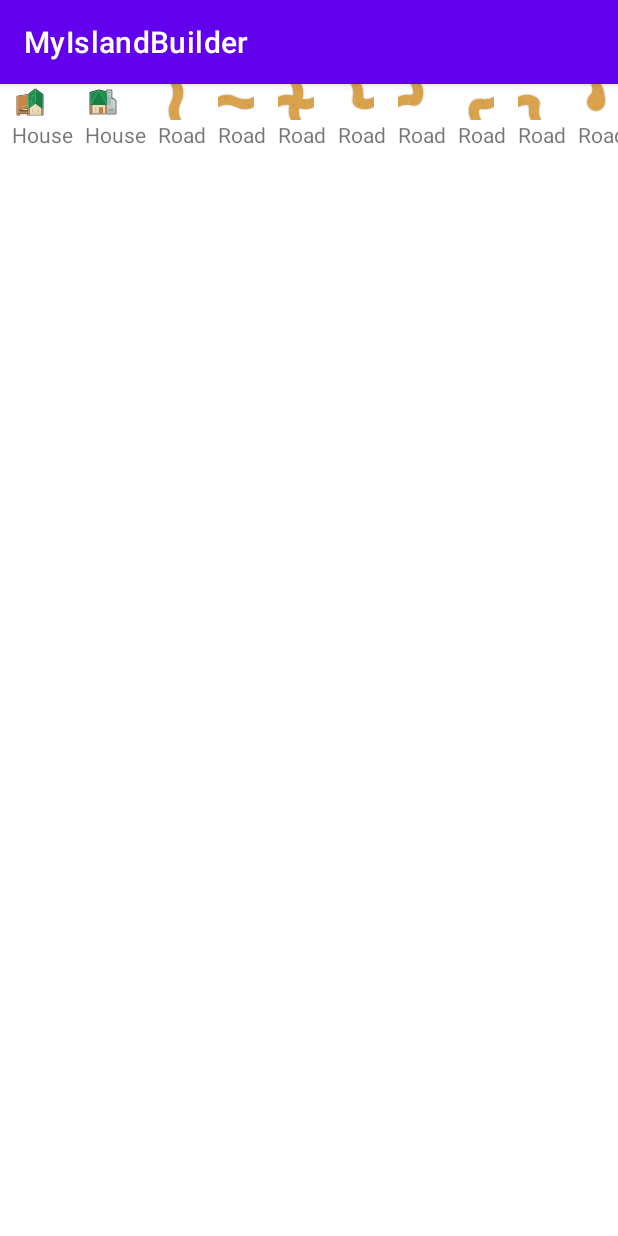
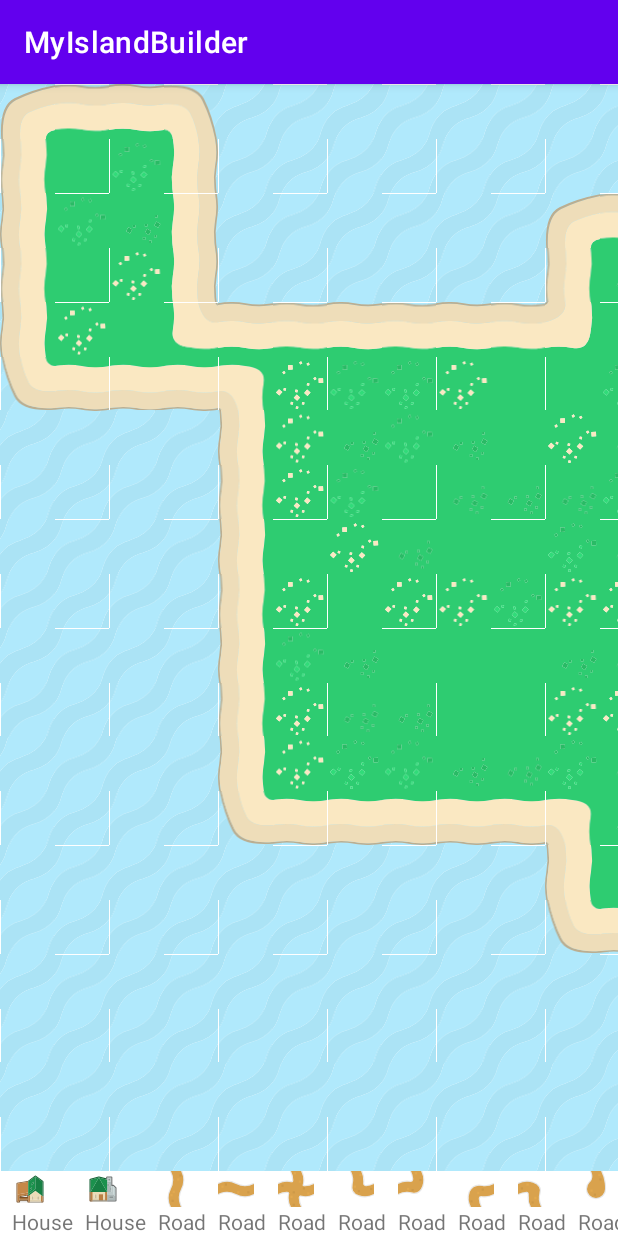
Before and after one commit to 20064772/MAD3-4, an Android app: the screen it shows after launch (MainActivity), on a phone screen of 412 x 824 dp. Run offline under Robolectric (Android 15) with nearby library versions, the phone set to English and light mode, and no system bars.

Commit message:
map and selector works.
no idea how to get the rest working

```diff
--- a/app/src/main/java/com/example/myislandbuilder/MapViewHolder.java
+++ b/app/src/main/java/com/example/myislandbuilder/MapViewHolder.java
@@ -15,16 +15,22 @@ public class MapViewHolder extends RecyclerView.ViewHolder {
         ImageView BL;
         ImageView BR;
 
-    public MapViewHolder(@NonNull View itemView, View parent) {
+    public MapViewHolder(@NonNull View itemView) {
         super(itemView);
-        int size = parent.getMeasuredHeight() / MapData.HEIGHT + 1;
-        ViewGroup.LayoutParams lp = itemView.getLayoutParams();
+        /*int size = pv.getMeasuredHeight() / MapData.HEIGHT + 1;// no idea what the fuck is going on
+        ViewGroup.LayoutParams lp = pv.getLayoutParams();
         lp.width = size;
-        lp.height = size;
+        lp.height = size;*/
         full = itemView.findViewById(R.id.full);
         TL = itemView.findViewById(R.id.topLeft);
         TR = itemView.findViewById(R.id.topRight);
         BL = itemView.findViewById(R.id.bottomLeft);
         BR = itemView.findViewById(R.id.bottomRight);
+
+        itemView.setOnClickListener(new View.OnClickListener() {
+            @Override
+            public void onClick(View view) {
+            }
+        });
     }
 }
--- a/app/src/main/java/com/example/myislandbuilder/Map_Adapt.java
+++ b/app/src/main/java/com/example/myislandbuilder/Map_Adapt.java
@@ -10,12 +10,10 @@ import androidx.recyclerview.widget.RecyclerView;
 public class Map_Adapt extends RecyclerView.Adapter<MapViewHolder> {
 
     MapData md;
-    View parent;
-
-    public Map_Adapt(View v) {
-
-        md = MapData.get();
-        parent = v;
+    View pv;
+    public Map_Adapt(MapData md, View pv) {
+       this.md = md;
+       this.pv = pv;
     }
 
     @NonNull
@@ -23,8 +21,14 @@ public class Map_Adapt extends RecyclerView.Adapter<MapViewHolder> {
     public MapViewHolder onCreateViewHolder(@NonNull ViewGroup parent, int viewType) {
         LayoutInflater layoutInflater = LayoutInflater.from(parent.getContext());
         View v = layoutInflater.inflate(R.layout.grid_cell,parent,false);
-        MapViewHolder myViewHolder = new MapViewHolder(v, parent);
+        int size = pv.getMeasuredHeight() / MapData.HEIGHT + 1;// no idea what the fuck is going on
+        ViewGroup.LayoutParams lp = v.getLayoutParams();
+        lp.width = size;
+        lp.height = size;
+        MapViewHolder myViewHolder = new MapViewHolder(v);
         return myViewHolder;
+
+
     }
 
     @Override
@@ -36,13 +40,12 @@ public class Map_Adapt extends RecyclerView.Adapter<MapViewHolder> {
         holder.TR.setImageResource(me.getNorthEast());
         holder.BL.setImageResource(me.getSouthWest());
         holder.BR.setImageResource(me.getSouthEast());
+        //holder.full.setImageResource(me.getStructure().getDrawableId());
     }
 
     @Override
     public int getItemCount() {
-
-        int i = md.HEIGHT*md.WIDTH;
-        return i;
+        return MapData.HEIGHT*MapData.WIDTH;
     }
 
 
--- a/app/src/main/java/com/example/myislandbuilder/Map_Fragment.java
+++ b/app/src/main/java/com/example/myislandbuilder/Map_Fragment.java
@@ -24,6 +24,7 @@ public class Map_Fragment extends Fragment {
     }
 
 
+
     // TODO: Rename and change types and number of parameters
     public static Map_Fragment newInstance() {
         Map_Fragment fragment = new Map_Fragment();
@@ -40,11 +41,13 @@ public class Map_Fragment extends Fragment {
     @Override
     public View onCreateView(LayoutInflater inflater, ViewGroup container, Bundle savedInstanceState) {
 
+        MapData md = MapData.get();
         View v = inflater.inflate(R.layout.fragment_map, container, false);
         RecyclerView rv = v.findViewById(R.id.mapRecyclerView);
         rv.setLayoutManager(new GridLayoutManager(getActivity(), MapData.HEIGHT, GridLayoutManager.HORIZONTAL, false));
-        Map_Adapt mapAdaptor = new Map_Adapt(v);
+        Map_Adapt mapAdaptor = new Map_Adapt(md, v);
         rv.setAdapter(mapAdaptor);
         return v;
+
     }
 }
--- a/app/src/main/java/com/example/myislandbuilder/SelectorViewHolder.java
+++ b/app/src/main/java/com/example/myislandbuilder/SelectorViewHolder.java
@@ -17,5 +17,12 @@ public class SelectorViewHolder extends RecyclerView.ViewHolder {
         super(itemView);
         selectorImage = itemView.findViewById(R.id.image);
         selectorImageName = itemView.findViewById(R.id.imageName);
+
+        itemView.setOnClickListener(new View.OnClickListener() {
+            @Override
+            public void onClick(View view) {
+
+            }
+        });
     }
 }
--- a/app/src/main/res/layout/activity_main.xml
+++ b/app/src/main/res/layout/activity_main.xml
@@ -12,14 +12,18 @@
         android:layout_width="0dp"
         android:layout_height="0dp"
         app:layout_constraintTop_toTopOf="parent"
-        app:layout_constraintLeft_toLeftOf="parent"/>
+        app:layout_constraintLeft_toLeftOf="parent"
+        app:layout_constraintRight_toRightOf="parent"
+        app:layout_constraintBottom_toTopOf="@id/selector"
+        />
 
     <FrameLayout
         android:id="@+id/selector"
-        android:layout_width="match_parent"
-        android:layout_height="0dp"
-        app:layout_constraintTop_toBottomOf="@+id/map"
+        android:layout_width="0dp"
+        android:layout_height="wrap_content"
         app:layout_constraintLeft_toLeftOf="parent"
+        app:layout_constraintBottom_toBottomOf="parent"
+        app:layout_constraintRight_toRightOf="parent"
         />
 
 
```
